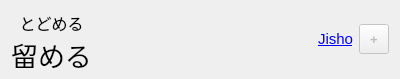
First picture: the form in src/gui/widgets/termwidget.ui, repository ripose-jp/Memento, before the edit.
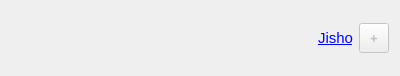
Second picture: the form after the edit.

Commit message: Removed word wrap in term widget because it causes unneccesary bugs

The edit to the form file:
```diff
--- a/src/gui/widgets/termwidget.ui
+++ b/src/gui/widgets/termwidget.ui
@@ -7,7 +7,7 @@
     <x>0</x>
     <y>0</y>
     <width>400</width>
-    <height>79</height>
+    <height>76</height>
    </rect>
   </property>
   <property name="minimumSize">
@@ -41,15 +41,9 @@
            <pointsize>12</pointsize>
           </font>
          </property>
-         <property name="text">
-          <string>とどめる</string>
-         </property>
          <property name="alignment">
           <set>Qt::AlignBottom|Qt::AlignHCenter</set>
          </property>
-         <property name="wordWrap">
-          <bool>true</bool>
-         </property>
          <property name="textInteractionFlags">
           <set>Qt::LinksAccessibleByMouse|Qt::TextSelectableByMouse</set>
          </property>
@@ -72,14 +66,8 @@
            <kerning>true</kerning>
           </font>
          </property>
-         <property name="text">
-          <string>留める</string>
-         </property>
          <property name="alignment">
-          <set>Qt::AlignCenter</set>
-         </property>
-         <property name="wordWrap">
-          <bool>true</bool>
+          <set>Qt::AlignHCenter|Qt::AlignTop</set>
          </property>
          <property name="textInteractionFlags">
           <set>Qt::LinksAccessibleByMouse|Qt::TextSelectableByMouse</set>
@@ -95,7 +83,7 @@
        </property>
        <property name="sizeHint" stdset="0">
         <size>
-         <width>40</width>
+         <width>0</width>
          <height>0</height>
         </size>
        </property>
@@ -104,7 +92,7 @@
      <item>
       <widget class="QLabel" name="labelJisho">
        <property name="sizePolicy">
-        <sizepolicy hsizetype="Preferred" vsizetype="Fixed">
+        <sizepolicy hsizetype="Fixed" vsizetype="Fixed">
          <horstretch>0</horstretch>
          <verstretch>0</verstretch>
         </sizepolicy>
```
